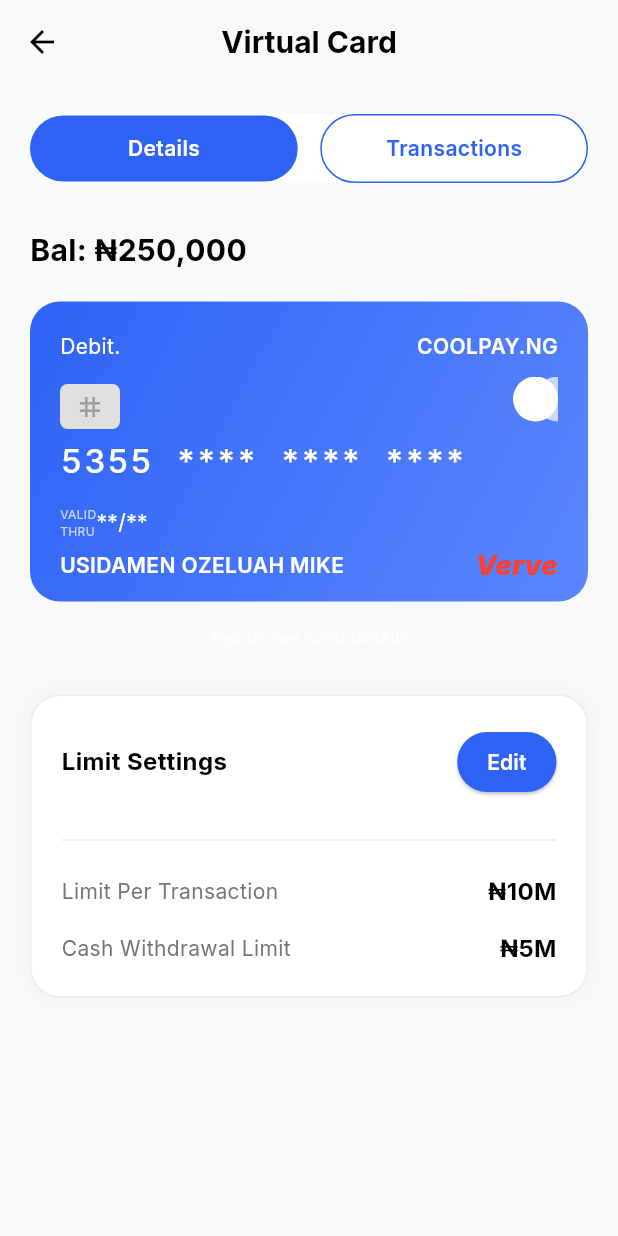
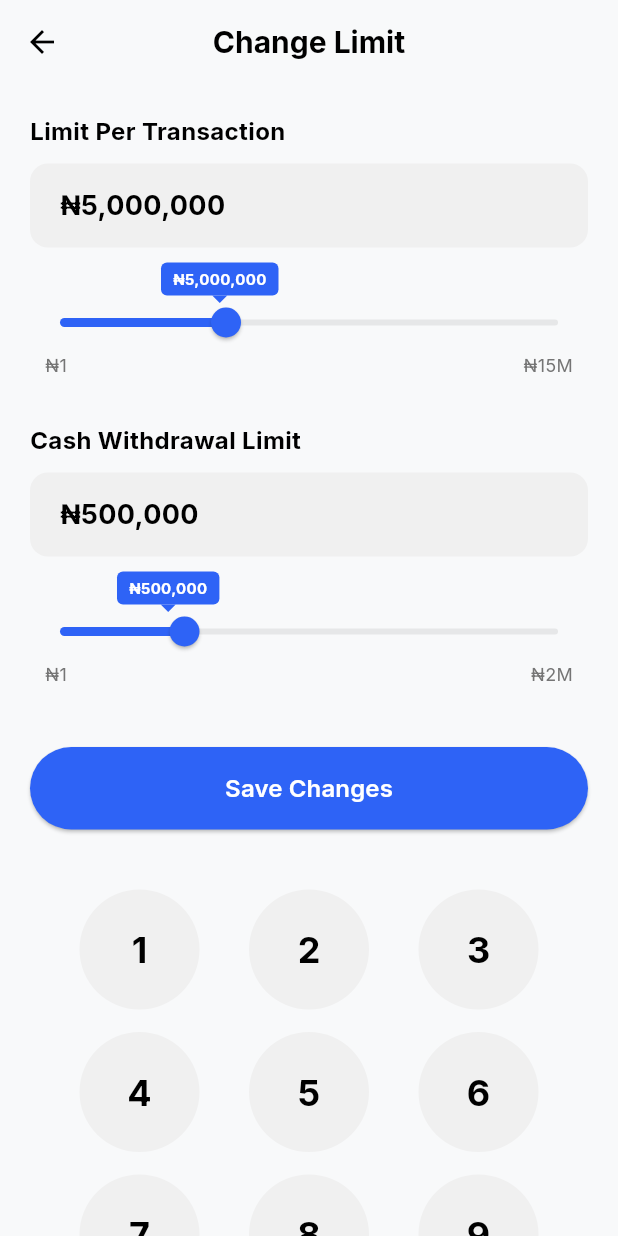
Before and after one commit to Mheek-frosh/rexipaymobile, a Flutter app: the CardScreen screen opened directly, after a tap on "Edit", on a phone screen of 412 x 824 dp. Run offline on Flutter 3.47's test engine with Material 3 defaults, Android fonts, the phone set to English and light mode, and no system bars; our stand-ins replace fl_chart, get, google_fonts.

Commit message:
added change limit screen

```diff
--- /dev/null
+++ b/lib/bindings/change_limit_binding.dart
@@ -0,0 +1,9 @@
+import 'package:get/get.dart';
+import '../controllers/change_limit_controller.dart';
+
+class ChangeLimitBinding extends Bindings {
+  @override
+  void dependencies() {
+    Get.lazyPut<ChangeLimitController>(() => ChangeLimitController());
+  }
+}
--- /dev/null
+++ b/lib/controllers/change_limit_controller.dart
@@ -0,0 +1,37 @@
+import 'package:get/get.dart';
+
+class ChangeLimitController extends GetxController {
+  final transactionLimit = 5000000.0.obs;
+  final withdrawalLimit = 500000.0.obs;
+
+  final maxTransactionLimit = 15000000.0;
+  final maxWithdrawalLimit = 2000000.0;
+
+  void updateTransactionLimit(double value) {
+    transactionLimit.value = value;
+  }
+
+  void updateWithdrawalLimit(double value) {
+    withdrawalLimit.value = value;
+  }
+
+  void onNumberPressed(String number) {
+    // This could be used for direct numeric entry if the design requires it.
+    // For now, it's a placeholder as the primary interaction is the slider.
+    print("Number pressed: $number");
+  }
+
+  void onBackspacePressed() {
+    print("Backspace pressed");
+  }
+
+  void saveChanges() {
+    // Logic to save limits (e.g., API call)
+    Get.back();
+    Get.snackbar(
+      "Success",
+      "Limits updated successfully",
+      snackPosition: SnackPosition.BOTTOM,
+    );
+  }
+}
--- a/lib/routes/app_pages.dart
+++ b/lib/routes/app_pages.dart
@@ -12,8 +12,10 @@
 import '../screens/airtime_screen.dart';
 import '../screens/choose_crypto_screen.dart';
 import '../screens/transfer_crypto_screen.dart';
+import '../screens/change_limit_screen.dart';
 import '../bindings/airtime_binding.dart';
 import '../bindings/crypto_binding.dart';
+import '../bindings/change_limit_binding.dart';
 import 'app_routes.dart';
 
 // ignore: avoid_classes_with_only_static_members
@@ -76,5 +78,10 @@
       page: () => const TransferCryptoScreen(),
       binding: CryptoBinding(),
     ),
+    GetPage(
+      name: Routes.CHANGE_LIMIT,
+      page: () => const ChangeLimitScreen(),
+      binding: ChangeLimitBinding(),
+    ),
   ];
 }
--- a/lib/routes/app_routes.dart
+++ b/lib/routes/app_routes.dart
@@ -13,6 +13,7 @@
   static const AIRTIME = _Paths.AIRTIME;
   static const CHOOSE_CRYPTO = _Paths.CHOOSE_CRYPTO;
   static const TRANSFER_CRYPTO = _Paths.TRANSFER_CRYPTO;
+  static const CHANGE_LIMIT = _Paths.CHANGE_LIMIT;
 }
 
 abstract class _Paths {
@@ -29,4 +30,5 @@
   static const AIRTIME = '/airtime';
   static const CHOOSE_CRYPTO = '/choose-crypto';
   static const TRANSFER_CRYPTO = '/transfer-crypto';
+  static const CHANGE_LIMIT = '/change-limit';
 }
--- a/lib/screens/card_screen.dart
+++ b/lib/screens/card_screen.dart
@@ -6,6 +6,7 @@
 import 'package:rexipaymobile/utils/app_strings.dart';
 import 'package:rexipaymobile/controllers/card_controller.dart';
 import 'package:rexipaymobile/widgets/pin_entry_dialog.dart';
+import 'package:rexipaymobile/routes/app_routes.dart';
 
 class CardScreen extends StatelessWidget {
   const CardScreen({super.key});
@@ -316,7 +317,7 @@
                             style: AppText.header2.copyWith(fontSize: 16),
                           ),
                           ElevatedButton(
-                            onPressed: () {},
+                            onPressed: () => Get.toNamed(Routes.CHANGE_LIMIT),
                             style: ElevatedButton.styleFrom(
                               backgroundColor: AppColors.primary,
                               shape: RoundedRectangleBorder(
--- /dev/null
+++ b/lib/screens/change_limit_screen.dart
@@ -0,0 +1,74 @@
+import 'package:flutter/material.dart';
+import 'package:get/get.dart';
+import '../controllers/change_limit_controller.dart';
+import '../widgets/custom_limit_slider.dart';
+import '../widgets/numeric_keypad.dart';
+import '../utils/app_colors.dart';
+import '../utils/app_text.dart';
+
+class ChangeLimitScreen extends GetView<ChangeLimitController> {
+  const ChangeLimitScreen({super.key});
+
+  @override
+  Widget build(BuildContext context) {
+    return Scaffold(
+      backgroundColor: AppColors.background,
+      appBar: AppBar(
+        backgroundColor: AppColors.background,
+        elevation: 0,
+        leading: IconButton(
+          icon: Icon(Icons.arrow_back, color: AppColors.textPrimary),
+          onPressed: () => Get.back(),
+        ),
+        title: Text("Change Limit", style: AppText.header2),
+        centerTitle: true,
+      ),
+      body: SingleChildScrollView(
+        padding: const EdgeInsets.all(20),
+        child: Column(
+          children: [
+            Obx(
+              () => CustomLimitSlider(
+                label: "Limit Per Transaction",
+                value: controller.transactionLimit.value,
+                min: 1,
+                max: controller.maxTransactionLimit,
+                onChanged: controller.updateTransactionLimit,
+              ),
+            ),
+            const SizedBox(height: 30),
+            Obx(
+              () => CustomLimitSlider(
+                label: "Cash Withdrawal Limit",
+                value: controller.withdrawalLimit.value,
+                min: 1,
+                max: controller.maxWithdrawalLimit,
+                onChanged: controller.updateWithdrawalLimit,
+              ),
+            ),
+            const SizedBox(height: 40),
+            SizedBox(
+              width: double.infinity,
+              height: 55,
+              child: ElevatedButton(
+                onPressed: controller.saveChanges,
+                style: ElevatedButton.styleFrom(
+                  backgroundColor: AppColors.primary,
+                  shape: RoundedRectangleBorder(
+                    borderRadius: BorderRadius.circular(30),
+                  ),
+                ),
+                child: Text("Save Changes", style: AppText.button),
+              ),
+            ),
+            const SizedBox(height: 40),
+            NumericKeypad(
+              onNumberPressed: controller.onNumberPressed,
+              onBackspacePressed: controller.onBackspacePressed,
+            ),
+          ],
+        ),
+      ),
+    );
+  }
+}
--- /dev/null
+++ b/lib/widgets/custom_limit_slider.dart
@@ -0,0 +1,151 @@
+import 'package:flutter/material.dart';
+import 'package:intl/intl.dart';
+import '../utils/app_colors.dart';
+import '../utils/app_text.dart';
+
+class CustomLimitSlider extends StatelessWidget {
+  final String label;
+  final double value;
+  final double min;
+  final double max;
+  final ValueChanged<double> onChanged;
+
+  const CustomLimitSlider({
+    super.key,
+    required this.label,
+    required this.value,
+    required this.min,
+    required this.max,
+    required this.onChanged,
+  });
+
+  @override
+  Widget build(BuildContext context) {
+    final currencyFormat = NumberFormat.currency(symbol: '₦', decimalDigits: 0);
+
+    return Column(
+      crossAxisAlignment: CrossAxisAlignment.start,
+      children: [
+        Text(label, style: AppText.body1.copyWith(fontWeight: FontWeight.bold)),
+        const SizedBox(height: 10),
+        Container(
+          width: double.infinity,
+          padding: const EdgeInsets.symmetric(vertical: 15, horizontal: 20),
+          decoration: BoxDecoration(
+            color: AppColors.surfaceVariant,
+            borderRadius: BorderRadius.circular(12),
+          ),
+          child: Text(
+            currencyFormat.format(value),
+            style: AppText.header2.copyWith(fontSize: 18),
+          ),
+        ),
+        const SizedBox(height: 10),
+        Stack(
+          alignment: Alignment.center,
+          children: [
+            Column(
+              children: [
+                const SizedBox(height: 20), // Space for tooltip
+                SliderTheme(
+                  data: SliderTheme.of(context).copyWith(
+                    activeTrackColor: AppColors.primary,
+                    inactiveTrackColor: AppColors.grey.withOpacity(0.2),
+                    thumbColor: AppColors.primary,
+                    overlayColor: AppColors.primary.withOpacity(0.2),
+                    trackHeight: 4,
+                    thumbShape: const RoundSliderThumbShape(
+                      enabledThumbRadius: 10,
+                    ),
+                    overlayShape: const RoundSliderOverlayShape(
+                      overlayRadius: 20,
+                    ),
+                  ),
+                  child: Slider(
+                    value: value,
+                    min: min,
+                    max: max,
+                    onChanged: onChanged,
+                  ),
+                ),
+                Padding(
+                  padding: const EdgeInsets.symmetric(horizontal: 10),
+                  child: Row(
+                    mainAxisAlignment: MainAxisAlignment.spaceBetween,
+                    children: [
+                      Text(
+                        currencyFormat.format(min),
+                        style: AppText.body2.copyWith(fontSize: 12),
+                      ),
+                      Text(
+                        '${currencyFormat.format(max / 1000000)}M',
+                        style: AppText.body2.copyWith(fontSize: 12),
+                      ),
+                    ],
+                  ),
+                ),
+              ],
+            ),
+            Positioned(
+              left: _calculateTooltipPosition(context),
+              top: 0,
+              child: _buildTooltip(currencyFormat.format(value)),
+            ),
+          ],
+        ),
+      ],
+    );
+  }
+
+  double _calculateTooltipPosition(BuildContext context) {
+    // Basic calculation for tooltip position based on value ratio
+    double screenWidth = MediaQuery.of(context).size.width - 60; // Padding
+    double ratio = (value - min) / (max - min);
+    return (ratio * screenWidth) - 30; // 30 is half width of tooltip approx
+  }
+
+  Widget _buildTooltip(String text) {
+    return Column(
+      children: [
+        Container(
+          padding: const EdgeInsets.symmetric(horizontal: 8, vertical: 4),
+          decoration: BoxDecoration(
+            color: AppColors.primary,
+            borderRadius: BorderRadius.circular(4),
+          ),
+          child: Text(
+            text,
+            style: const TextStyle(
+              color: Colors.white,
+              fontSize: 10,
+              fontWeight: FontWeight.bold,
+            ),
+          ),
+        ),
+        CustomPaint(
+          size: const Size(10, 5),
+          painter: TrianglePainter(color: AppColors.primary),
+        ),
+      ],
+    );
+  }
+}
+
+class TrianglePainter extends CustomPainter {
+  final Color color;
+  TrianglePainter({required this.color});
+
+  @override
+  void paint(Canvas canvas, Size size) {
+    final paint = Paint()..color = color;
+    final path = Path();
+    path.moveTo(0, 0);
+    path.lineTo(size.width, 0);
+    path.lineTo(size.width / 2, size.height);
+    path.close();
+    canvas.drawPath(path, paint);
+  }
+
+  @override
+  bool shouldRepaint(CustomPainter oldDelegate) => false;
+}
--- /dev/null
+++ b/lib/widgets/numeric_keypad.dart
@@ -0,0 +1,61 @@
+import 'package:flutter/material.dart';
+import '../utils/app_colors.dart';
+import '../utils/app_text.dart';
+
+class NumericKeypad extends StatelessWidget {
+  final Function(String) onNumberPressed;
+  final VoidCallback onBackspacePressed;
+
+  const NumericKeypad({
+    super.key,
+    required this.onNumberPressed,
+    required this.onBackspacePressed,
+  });
+
+  @override
+  Widget build(BuildContext context) {
+    return Column(
+      children: [
+        _buildRow(['1', '2', '3']),
+        const SizedBox(height: 15),
+        _buildRow(['4', '5', '6']),
+        const SizedBox(height: 15),
+        _buildRow(['7', '8', '9']),
+        const SizedBox(height: 15),
+        _buildRow(['', '0', 'backspace']),
+      ],
+    );
+  }
+
+  Widget _buildRow(List<String> items) {
+    return Row(
+      mainAxisAlignment: MainAxisAlignment.spaceEvenly,
+      children: items.map((item) {
+        if (item.isEmpty) return const SizedBox(width: 80);
+
+        return GestureDetector(
+          onTap: () {
+            if (item == 'backspace') {
+              onBackspacePressed();
+            } else {
+              onNumberPressed(item);
+            }
+          },
+          child: Container(
+            width: 80,
+            height: 80,
+            decoration: BoxDecoration(
+              color: AppColors.surfaceVariant,
+              shape: BoxShape.circle,
+            ),
+            child: Center(
+              child: item == 'backspace'
+                  ? Icon(Icons.backspace_outlined, color: AppColors.textPrimary)
+                  : Text(item, style: AppText.header2.copyWith(fontSize: 24)),
+            ),
+          ),
+        );
+      }).toList(),
+    );
+  }
+}
--- a/pubspec.yaml
+++ b/pubspec.yaml
@@ -17,6 +17,7 @@
   google_fonts: ^6.3.3
   fl_chart: ^1.1.1
   lottie: ^3.1.0
+  intl: ^0.20.2
 
 dev_dependencies:
   flutter_test:
```
Also changed, not shown: pubspec.lock.
